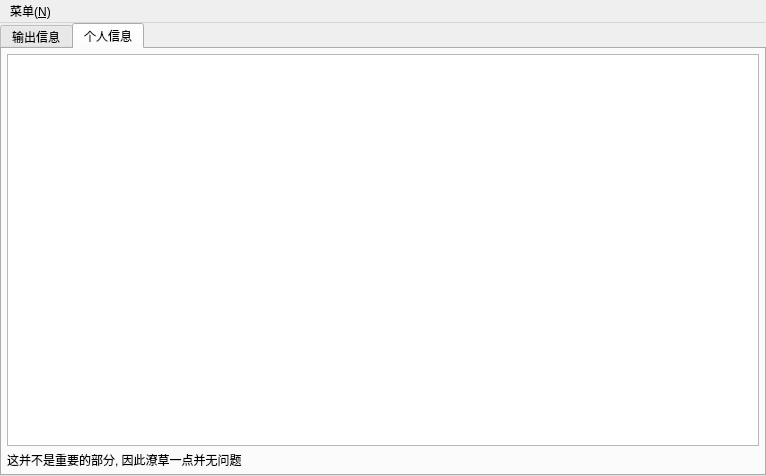
Before: the Qt Designer form GUETCoursePyQt/Window/MainWindow.ui in Hanxven/GUETCoursePyQt5, drawn with Qt 5.
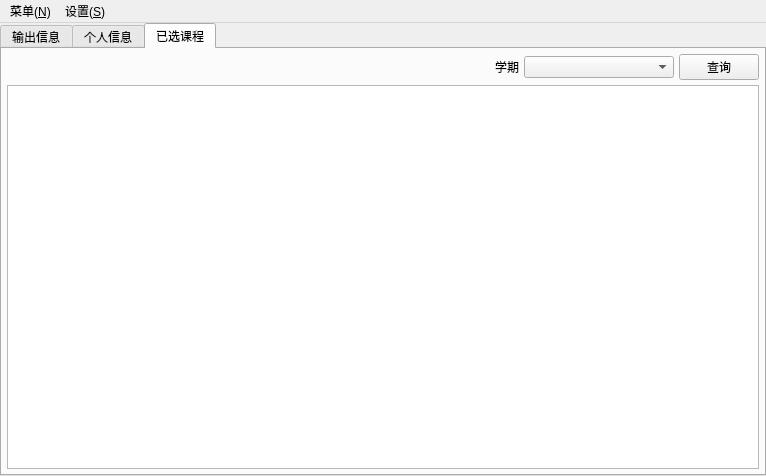
After: the same form once the commit is applied.

Patch:
```diff
--- a/GUETCoursePyQt/Window/MainWindow.ui
+++ b/GUETCoursePyQt/Window/MainWindow.ui
@@ -82,7 +82,7 @@
         <item row="0" column="0">
          <widget class="QTabWidget" name="tabWidget">
           <property name="currentIndex">
-           <number>1</number>
+           <number>2</number>
           </property>
           <widget class="QWidget" name="tabLog">
            <attribute name="title">
@@ -148,6 +148,76 @@
             </item>
            </layout>
           </widget>
+          <widget class="QWidget" name="tabSelectedCourses">
+           <attribute name="title">
+            <string>已选课程</string>
+           </attribute>
+           <layout class="QGridLayout" name="gridLayout_6">
+            <property name="leftMargin">
+             <number>5</number>
+            </property>
+            <property name="topMargin">
+             <number>5</number>
+            </property>
+            <property name="rightMargin">
+             <number>5</number>
+            </property>
+            <property name="bottomMargin">
+             <number>5</number>
+            </property>
+            <property name="spacing">
+             <number>5</number>
+            </property>
+            <item row="1" column="0">
+             <widget class="QTableView" name="tableSelectedCourses">
+              <property name="editTriggers">
+               <set>QAbstractItemView::NoEditTriggers</set>
+              </property>
+             </widget>
+            </item>
+            <item row="0" column="0">
+             <layout class="QHBoxLayout" name="horizontalLayout">
+              <item>
+               <spacer name="horizontalSpacer">
+                <property name="orientation">
+                 <enum>Qt::Horizontal</enum>
+                </property>
+                <property name="sizeHint" stdset="0">
+                 <size>
+                  <width>40</width>
+                  <height>20</height>
+                 </size>
+                </property>
+               </spacer>
+              </item>
+              <item>
+               <widget class="QLabel" name="labelT3A">
+                <property name="text">
+                 <string>学期</string>
+                </property>
+               </widget>
+              </item>
+              <item>
+               <widget class="QComboBox" name="comboBoxTerms">
+                <property name="minimumSize">
+                 <size>
+                  <width>150</width>
+                  <height>0</height>
+                 </size>
+                </property>
+               </widget>
+              </item>
+              <item>
+               <widget class="QPushButton" name="btnQuery">
+                <property name="text">
+                 <string>查询</string>
+                </property>
+               </widget>
+              </item>
+             </layout>
+            </item>
+           </layout>
+          </widget>
          </widget>
         </item>
        </layout>
@@ -165,13 +235,20 @@
      <height>26</height>
     </rect>
    </property>
-   <widget class="QMenu" name="menu">
+   <widget class="QMenu" name="menuFile">
     <property name="title">
      <string>菜单(&amp;N)</string>
     </property>
     <addaction name="actionLogin"/>
    </widget>
-   <addaction name="menu"/>
+   <widget class="QMenu" name="menuSet">
+    <property name="title">
+     <string>设置(&amp;S)</string>
+    </property>
+    <addaction name="actionSettings"/>
+   </widget>
+   <addaction name="menuFile"/>
+   <addaction name="menuSet"/>
   </widget>
   <action name="actionLogin">
    <property name="text">
```
Left out of the diff: 5 changed lines with no effect on the pictures.
